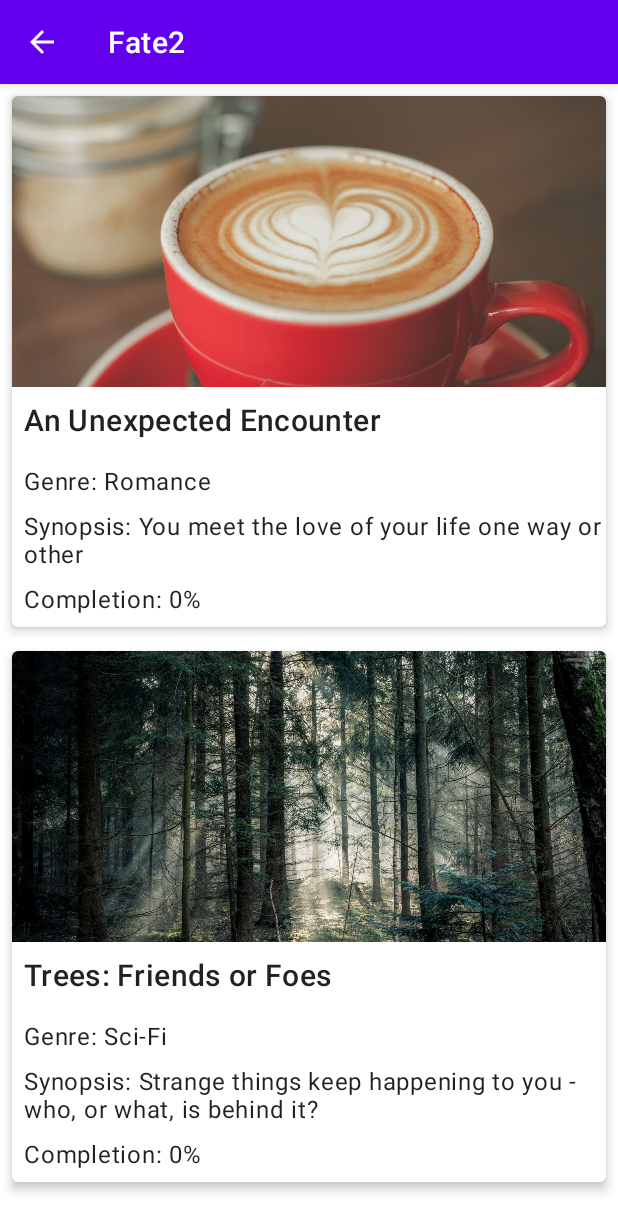
After one commit to MeganNoronha/Fate, an Android app: the StoryMenuActivity screen opened directly, with no data from a screen before it, on a phone screen of 412 x 824 dp. The commit adds this screen. Shown: the top 1232 px of the screen. Run offline under Robolectric (Android 15) with nearby library versions, the phone set to English and light mode, and no system bars.

Commit message:
Added home screen and instuctions activity and recycler view list, trying to implement onclick functionality in the adapter

```diff
--- a/app/src/main/java/com/menaces/fate2/ChoicesFragment.kt
+++ b/app/src/main/java/com/menaces/fate2/ChoicesFragment.kt
@@ -2,7 +2,6 @@ package com.menaces.fate2
 
 import android.content.Intent
 import android.os.Bundle
-import android.util.Log
 import androidx.fragment.app.Fragment
 import android.view.LayoutInflater
 import android.view.View
--- /dev/null
+++ b/app/src/main/java/com/menaces/fate2/StoryMenuActivity.kt
@@ -0,0 +1,35 @@
+package com.menaces.fate2
+
+import android.content.Intent
+import androidx.appcompat.app.AppCompatActivity
+import android.os.Bundle
+import androidx.recyclerview.widget.RecyclerView
+import com.menaces.fate2.adapter.ItemAdapter
+import com.menaces.fate2.data.StoryList
+
+class StoryMenuActivity : AppCompatActivity() {
+    private lateinit var storyIntent: Intent
+    override fun onCreate(savedInstanceState: Bundle?) {
+        super.onCreate(savedInstanceState)
+        setContentView(R.layout.activity_story_menu)
+
+
+        val myDataset = StoryList.stories
+
+        val recyclerView = findViewById<RecyclerView>(R.id.recycler_view)
+
+        recyclerView.adapter = ItemAdapter(this, myDataset, onClick = ::adapterOnClick)
+
+        // Specify fixed size to improve performance
+        recyclerView.setHasFixedSize(true)
+
+        // Enable up button for backward navigation
+        supportActionBar?.setDisplayHomeAsUpEnabled(true)
+    }
+
+
+    private fun adapterOnClick() {
+        storyIntent = Intent(this, MainActivity::class.java)
+        startActivity(storyIntent)
+    }
+}
--- /dev/null
+++ b/app/src/main/java/com/menaces/fate2/adapter/ItemAdapter.kt
@@ -0,0 +1,107 @@
+package com.menaces.fate2.adapter
+
+//
+//class ItemAdapter {
+//}
+import android.content.Context
+import android.view.LayoutInflater
+import android.view.View
+import android.view.ViewGroup
+import android.widget.ImageView
+import android.widget.TextView
+import androidx.recyclerview.widget.RecyclerView
+import com.menaces.fate2.MainActivity
+import com.menaces.fate2.data.StoryList
+import com.menaces.fate2.model.Story
+
+
+/**
+ * Adapter for the [RecyclerView] in [MainActivity]. Displays [Affirmation] data object.
+ */
+class ItemAdapter(
+    private val context: Context,
+    private val dataset: List<Story>,
+    private val onClick: () -> Unit
+) : RecyclerView.Adapter<ItemAdapter.ItemViewHolder>() {
+
+    private val storyList = StoryList.stories
+
+    // Provide a reference to the views for each data item
+    // Complex data items may need more than one view per item, and
+    // you provide access to all the views for a data item in a view holder.
+    // Each data item is just a Story object.
+    class ItemViewHolder(private val view: View, val onClick:() -> Unit) : RecyclerView.ViewHolder(view) {
+        val imageView: ImageView = view!!.findViewById(com.menaces.fate2.R.id.story_picture)
+        val titleTextView: TextView = view.findViewById(com.menaces.fate2.R.id.story_title)
+        val genreTextView: TextView = view!!.findViewById(com.menaces.fate2.R.id.story_genre)
+        val descTextView: TextView = view!!.findViewById(com.menaces.fate2.R.id.story_description)
+        val completionTextView: TextView = view!!.findViewById(com.menaces.fate2.R.id.story_completion)
+        private var currentFlower: Story? = null
+        init {
+            itemView.setOnClickListener {
+                currentFlower?.let {
+                    onClick()
+                }
+            }
+        }
+    }
+
+    /**
+     * Create new views (invoked by the layout manager)
+     */
+    override fun onCreateViewHolder(parent: ViewGroup, viewType: Int): ItemViewHolder {
+        // create a new view
+        val adapterLayout = LayoutInflater.from(parent.context)
+            .inflate(com.menaces.fate2.R.layout.story_list_item, parent, false)
+
+        return ItemViewHolder(adapterLayout, onClick)
+    }
+
+    /**
+     * Replace the contents of a view (invoked by the layout manager)
+     */
+    override fun onBindViewHolder(holder: ItemViewHolder, position: Int) {
+//        val item = dataset[position]
+//        holder.textView.text = context.resources.getString(item.stringResourceId)
+
+        val story = storyList[position]
+
+        // Set the image resource for the current story
+        val resources = context?.resources
+        holder.imageView.setImageResource(story.imageResourceId)
+
+        // Set the text for the current story's title
+        holder.titleTextView.text = resources?.getString(com.menaces.fate2.R.string.story_title, story.title)
+
+
+        // Set the text for the current story's genre
+        holder.genreTextView.text = resources?.getString(com.menaces.fate2.R.string.story_genre, story.genre)
+
+        // Set the text for the current story's description
+        holder.descTextView.text = resources?.getString(com.menaces.fate2.R.string.story_desc, story.desc)
+
+        // Set the text for the current story's completion percentage
+        holder.completionTextView.text = resources?.getString(com.menaces.fate2.R.string.story_completion, story.completionPercent.toString())
+    }
+
+    /**
+     * Return the size of your dataset (invoked by the layout manager)
+     */
+    override fun getItemCount() = storyList.size
+
+//    override fun on(v: View?) {
+//        var storyIntent: Intent
+//        storyIntent = Intent(context, MainActivity::class.java)
+//        context.startActivity(storyIntent);
+////        storyIntent = Intent(context, MainActivity::class.java)
+////        startActivity(storyIntent)
+//    }
+
+//    private val mOnClickListener: OnClickListener = MyOnClickListener()
+//
+//    fun onCreateViewHolder(parent: ViewGroup?, viewType: Int): MyViewHolder? {
+//        val view: View = LayoutInflater.from(mContext).inflate(R.layout.myview, parent, false)
+//        view.setOnClickListener(mOnClickListener)
+//        return MyViewHolder(view)
+//    }
+}
--- /dev/null
+++ b/app/src/main/res/layout/activity_story_menu.xml
@@ -0,0 +1,16 @@
+<?xml version="1.0" encoding="utf-8"?>
+<FrameLayout xmlns:android="http://schemas.android.com/apk/res/android"
+    xmlns:app="http://schemas.android.com/apk/res-auto"
+    xmlns:tools="http://schemas.android.com/tools"
+    android:layout_width="match_parent"
+    android:layout_height="match_parent"
+    tools:context=".StoryMenuActivity">
+
+    <androidx.recyclerview.widget.RecyclerView
+        android:id="@+id/recycler_view"
+        android:layout_width="match_parent"
+        android:layout_height="match_parent"
+        android:scrollbars="vertical"
+        app:layoutManager="LinearLayoutManager" />
+
+</FrameLayout>
--- /dev/null
+++ b/app/src/main/res/layout/story_list_item.xml
@@ -0,0 +1,74 @@
+<?xml version="1.0" encoding="utf-8"?>
+<com.google.android.material.card.MaterialCardView xmlns:android="http://schemas.android.com/apk/res/android"
+    xmlns:app="http://schemas.android.com/apk/res-auto"
+    xmlns:tools="http://schemas.android.com/tools"
+    android:layout_width="match_parent"
+    android:layout_height="wrap_content"
+    android:layout_margin="8dp"
+    app:cardCornerRadius="4dp"
+    app:cardElevation="4dp">
+
+    <androidx.constraintlayout.widget.ConstraintLayout
+        android:layout_width="match_parent"
+        android:layout_height="wrap_content">
+
+        <ImageView
+            android:id="@+id/story_picture"
+            android:layout_width="match_parent"
+            android:layout_height="194dp"
+            android:contentDescription="@string/example_img"
+            android:scaleType="centerCrop"
+            android:src="@drawable/unexpected_encounter_image"
+            app:layout_constraintEnd_toEndOf="parent"
+            app:layout_constraintStart_toStartOf="parent"
+            app:layout_constraintTop_toTopOf="parent" />
+
+        <TextView
+            android:id="@+id/story_title"
+            android:layout_width="wrap_content"
+            android:layout_height="wrap_content"
+            android:layout_marginHorizontal="8dp"
+            android:layout_marginTop="8dp"
+            android:text="@string/example_title"
+            android:textAppearance="@style/TextAppearance.MaterialComponents.Headline6"
+            app:layout_constraintStart_toStartOf="parent"
+            app:layout_constraintTop_toBottomOf="@id/story_picture" />
+
+        <TextView
+            android:id="@+id/story_genre"
+            android:layout_width="wrap_content"
+            android:layout_height="wrap_content"
+            android:layout_marginTop="16dp"
+            android:text="@string/example_genre"
+            android:textAppearance="@style/TextAppearance.MaterialComponents.Body1"
+            app:layout_constraintStart_toStartOf="@id/story_title"
+            app:layout_constraintTop_toBottomOf="@id/story_title" />
+
+        <TextView
+            android:id="@+id/story_description"
+            android:layout_width="wrap_content"
+            android:layout_height="wrap_content"
+            android:layout_marginHorizontal="8dp"
+            android:layout_marginTop="8dp"
+            android:text="@string/example_desc"
+            android:textAppearance="@style/TextAppearance.MaterialComponents.Body1"
+            app:layout_constraintBottom_toTopOf="@id/story_completion"
+            app:layout_constraintStart_toStartOf="parent"
+            app:layout_constraintTop_toBottomOf="@id/story_genre" />
+
+        <TextView
+            android:id="@+id/story_completion"
+            android:layout_width="wrap_content"
+            android:layout_height="wrap_content"
+            android:layout_marginHorizontal="8dp"
+            android:layout_marginTop="8dp"
+            android:layout_marginBottom="8dp"
+            android:text="@string/example_completion"
+            android:textAppearance="@style/TextAppearance.MaterialComponents.Body1"
+            app:layout_constraintBottom_toBottomOf="parent"
+            app:layout_constraintStart_toStartOf="parent"
+            app:layout_constraintTop_toBottomOf="@id/story_description" />
+
+    </androidx.constraintlayout.widget.ConstraintLayout>
+
+</com.google.android.material.card.MaterialCardView>
--- a/app/src/main/res/values/strings.xml
+++ b/app/src/main/res/values/strings.xml
@@ -1,7 +1,28 @@
 <resources>
     <string name="app_name">Fate2</string>
-    <!-- TODO: Remove or change this placeholder text -->
     <string name="hello_blank_fragment">Hello blank fragment</string>
     <string name="narration_here">Narration here</string>
     <string name="continue_button_txt">Continue</string>
+    <string name="instructions">INSTRUCTIONS</string>
+    <string name="start">START</string>
+    <string name="app_name_capitalized">FATE</string>
+    <string name="sign_post_desc">A sign post with two signs pointing in opposite directions</string>
+    <string name="instructions_text">Hello fellow traveler,\n
+        Welcome to Fate, an interactive app that allows you to take control of your own journey. First you choose a story to get started. As
+        you move along the story you will occasionally be presented with choices and you can click
+        on the corresponding buttons to make your choice. If it is too hard to make a choice, you can use
+        our coin flip tool (shown below) to make a decision! These decisions determine your end
+        destination. Immerse yourself into a world of wonder.\n
+        Good luck and take care, The Creator</string>
+
+    <string name="example_desc">Synopsis: You meet the love of your life one way or other</string>
+    <string name="example_genre">Genre: Romance</string>
+    <string name="example_title">An Unexpected Encounter</string>
+    <string name="example_img">Two people in a heart</string>
+    <string name="example_completion">Completion: 0%</string>
+
+    <string name="story_title">%1$s</string>
+    <string name="story_genre">Genre: %1$s</string>
+    <string name="story_desc">Synopsis: %1$s</string>
+    <string name="story_completion">Completion: %1$s%%</string>
 </resources>
```
Also changed, not shown: app/src/main/AndroidManifest.xml (+26 -3 lines), app/src/main/java/com/menaces/fate2/InstructionsActivity.kt (added, +24 -0 lines), app/src/main/java/com/menaces/fate2/StartActivity.kt (added, +35 -0 lines), app/src/main/res/layout/activity_instructions.xml (added, +36 -0 lines), app/src/main/res/layout/activity_start.xml (added, +55 -0 lines), 1 other file.
